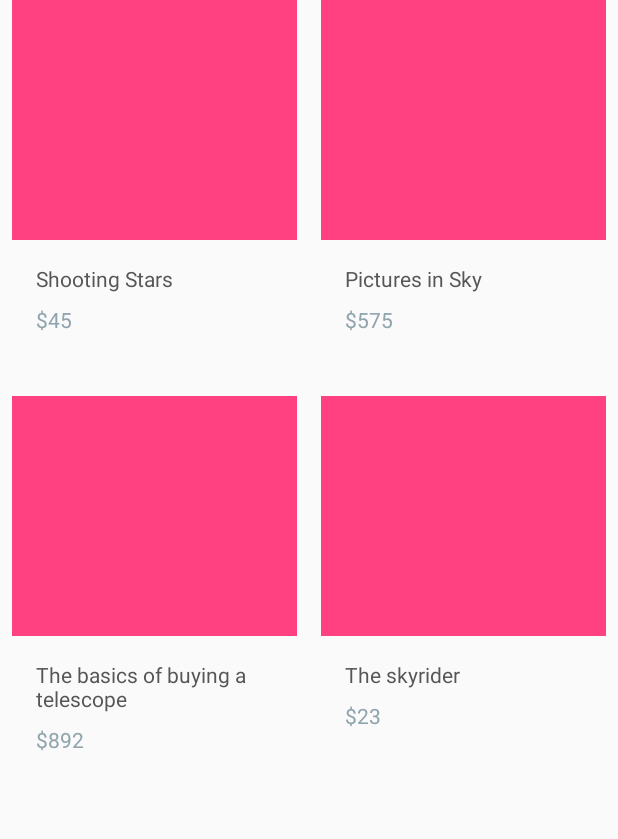
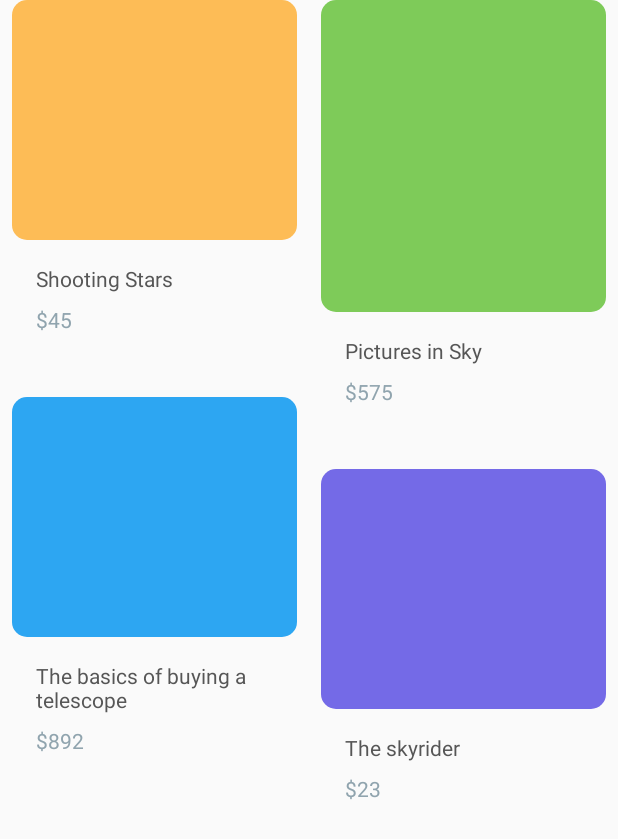
Before and after one commit to saulmm/From-design-to-Android-part1, an Android app: the screen it shows after launch (HomeActivity), on a phone screen of 412 x 824 dp. Shown: the top 839 px of the screen. Run offline under Robolectric (Android 15) with nearby library versions, the phone set to English and light mode, and no system bars; our stand-ins replace data binding.

Commit message:
Added product images and product image setting

```diff
--- a/app/src/main/java/com/saulmm/cui/model/Product.java
+++ b/app/src/main/java/com/saulmm/cui/model/Product.java
@@ -4,21 +4,29 @@ package com.saulmm.cui.model;
 import java.util.Arrays;
 import java.util.List;
 
+import static com.saulmm.cui.model.Product.ID.*;
+
 public class Product {
+    public enum ID {
+        ALL_STAR, SANDAL, WOMEN_SHOES, SPORT_SHOES;
+    }
+
     public final String name;
+    public final ID productId;
     public final String price;
 
-    public Product(String name, String price) {
+    private Product(String name, String price, ID productId) {
         this.name = name;
         this.price = price;
+        this.productId = productId;
     }
 
     public static List<Product> createFakeProducts() {
         return Arrays.asList(
-            new Product("Shooting Stars", "$45"),
-            new Product("Pictures in Sky", "$575"),
-            new Product("The basics of buying a telescope", "$892"),
-            new Product("The skyrider", "$23")
+            new Product("Shooting Stars", "$45", ALL_STAR),
+            new Product("Pictures in Sky", "$575", SANDAL),
+            new Product("The basics of buying a telescope", "$892", WOMEN_SHOES),
+            new Product("The skyrider", "$23", SPORT_SHOES)
         );
     }
 }
--- a/app/src/main/java/com/saulmm/cui/recycler/ProductViewHolder.java
+++ b/app/src/main/java/com/saulmm/cui/recycler/ProductViewHolder.java
@@ -1,19 +1,55 @@
 package com.saulmm.cui.recycler;
 
+import android.content.Context;
+import android.graphics.drawable.Drawable;
+import android.support.v4.content.ContextCompat;
 import android.support.v7.widget.RecyclerView;
 
+import com.saulmm.cui.R;
 import com.saulmm.cui.databinding.ItemProductBinding;
 import com.saulmm.cui.model.Product;
 
 public class ProductViewHolder extends RecyclerView.ViewHolder {
     private final ItemProductBinding binding;
+    private final Context context;
 
     ProductViewHolder(ItemProductBinding binding) {
         super(binding.getRoot());
         this.binding = binding;
+        this.context = itemView.getContext();
     }
 
     void bind(Product product) {
         binding.setProduct(product);
+        setProductImage(product.productId);
+    }
+
+    private void setProductImage(Product.ID productId) {
+        Drawable productDrawable = null;
+
+        switch (productId) {
+            case ALL_STAR:
+                productDrawable = ContextCompat.getDrawable(
+                    context, R.drawable.product_allstar);
+                break;
+
+            case SANDAL:
+                productDrawable = ContextCompat.getDrawable(
+                    context, R.drawable.product_sandal);
+                break;
+
+            case WOMEN_SHOES:
+                productDrawable = ContextCompat.getDrawable(
+                    context, R.drawable.product_women_shoes);
+                break;
+
+            case SPORT_SHOES:
+                productDrawable = ContextCompat.getDrawable(
+                    context, R.drawable.product_sport_shoes);
+                break;
+        }
+
+        binding.image.setImageDrawable(productDrawable);
+
     }
 }
--- /dev/null
+++ b/app/src/main/res/drawable/product_allstar.xml
@@ -0,0 +1,11 @@
+<?xml version="1.0" encoding="utf-8"?>
+<shape
+    xmlns:android="http://schemas.android.com/apk/res/android"
+    >
+
+    <solid android:color="@color/product_yellow"/>
+
+    <corners android:radius="@dimen/product_radius"/>
+
+    <size android:height="@dimen/product_regular_height"/>
+</shape>
--- /dev/null
+++ b/app/src/main/res/drawable/product_sandal.xml
@@ -0,0 +1,11 @@
+<?xml version="1.0" encoding="utf-8"?>
+<shape
+    xmlns:android="http://schemas.android.com/apk/res/android"
+    >
+
+    <solid android:color="@color/product_green"/>
+
+    <corners android:radius="@dimen/product_radius"/>
+
+    <size android:height="@dimen/product_large_height"/>
+</shape>
--- /dev/null
+++ b/app/src/main/res/drawable/product_sport_shoes.xml
@@ -0,0 +1,11 @@
+<?xml version="1.0" encoding="utf-8"?>
+<shape
+    xmlns:android="http://schemas.android.com/apk/res/android"
+    >
+
+    <solid android:color="@color/product_purple"/>
+
+    <corners android:radius="@dimen/product_radius"/>
+
+    <size android:height="@dimen/product_regular_height"/>
+</shape>
--- /dev/null
+++ b/app/src/main/res/drawable/product_women_shoes.xml
@@ -0,0 +1,12 @@
+<?xml version="1.0" encoding="utf-8"?>
+<shape
+    xmlns:android="http://schemas.android.com/apk/res/android"
+    xmlns:tools="http://schemas.android.com/tools"
+    >
+
+    <solid android:color="@color/product_blue"/>
+
+    <corners android:radius="@dimen/product_radius"/>
+
+    <size android:height="@dimen/product_regular_height"/>
+</shape>
--- a/app/src/main/res/layout/item_product.xml
+++ b/app/src/main/res/layout/item_product.xml
@@ -12,22 +12,24 @@
         xmlns:app="http://schemas.android.com/apk/res-auto"
         xmlns:tools="http://schemas.android.com/tools"
         android:layout_width="match_parent"
-        android:layout_height="264dp"
+        android:layout_height="wrap_content"
+        android:paddingBottom="42dp"
         android:orientation="vertical"
         >
 
         <ImageView
-            android:id="@+id/imageView"
+            android:id="@+id/image"
             android:layout_width="0dp"
-            android:layout_height="160dp"
+            android:layout_height="wrap_content"
             app:layout_constraintLeft_toLeftOf="parent"
             app:layout_constraintRight_toRightOf="parent"
             app:layout_constraintTop_toTopOf="parent"
             app:srcCompat="@color/colorAccent"
+            tools:layout_height="@dimen/product_regular_height"
             />
 
         <TextView
-            android:id="@+id/textView"
+            android:id="@+id/name"
             android:layout_width="wrap_content"
             android:layout_height="wrap_content"
             android:layout_marginLeft="16dp"
@@ -37,12 +39,12 @@
             android:textColor="@color/grey_800"
             android:textSize="14sp"
             app:layout_constraintLeft_toLeftOf="parent"
-            app:layout_constraintTop_toBottomOf="@+id/imageView"
+            app:layout_constraintTop_toBottomOf="@+id/image"
             tools:text="Shooting stars"
             />
 
         <TextView
-            android:id="@+id/textView4"
+            android:id="@+id/price"
             android:layout_width="wrap_content"
             android:layout_height="wrap_content"
             android:layout_marginLeft="16dp"
@@ -51,7 +53,7 @@
             android:textColor="@color/blue_grey_400"
             android:textSize="14sp"
             app:layout_constraintLeft_toLeftOf="parent"
-            app:layout_constraintTop_toBottomOf="@+id/textView"
+            app:layout_constraintTop_toBottomOf="@+id/name"
             tools:text="$ 45"
             />
     </android.support.constraint.ConstraintLayout>
--- a/app/src/main/res/values/colors.xml
+++ b/app/src/main/res/values/colors.xml
@@ -7,4 +7,9 @@
     <color name="white">#FFF</color>
     <color name="grey_800">#565656</color>
     <color name="blue_grey_400">#90A4AE</color>
+
+    <color name="product_yellow">#FDBC56</color>
+    <color name="product_blue">#2DA6F2</color>
+    <color name="product_green">#7ECB59</color>
+    <color name="product_purple">#746AE7</color>
 </resources>
--- a/app/src/main/res/values/dimens.xml
+++ b/app/src/main/res/values/dimens.xml
@@ -4,4 +4,7 @@
     <dimen name="text_margin">16dp</dimen>
 
     <dimen name="product_margin">8dp</dimen>
+    <dimen name="product_radius">10dp</dimen>
+    <dimen name="product_regular_height">160dp</dimen>
+    <dimen name="product_large_height">208dp</dimen>
 </resources>
```
